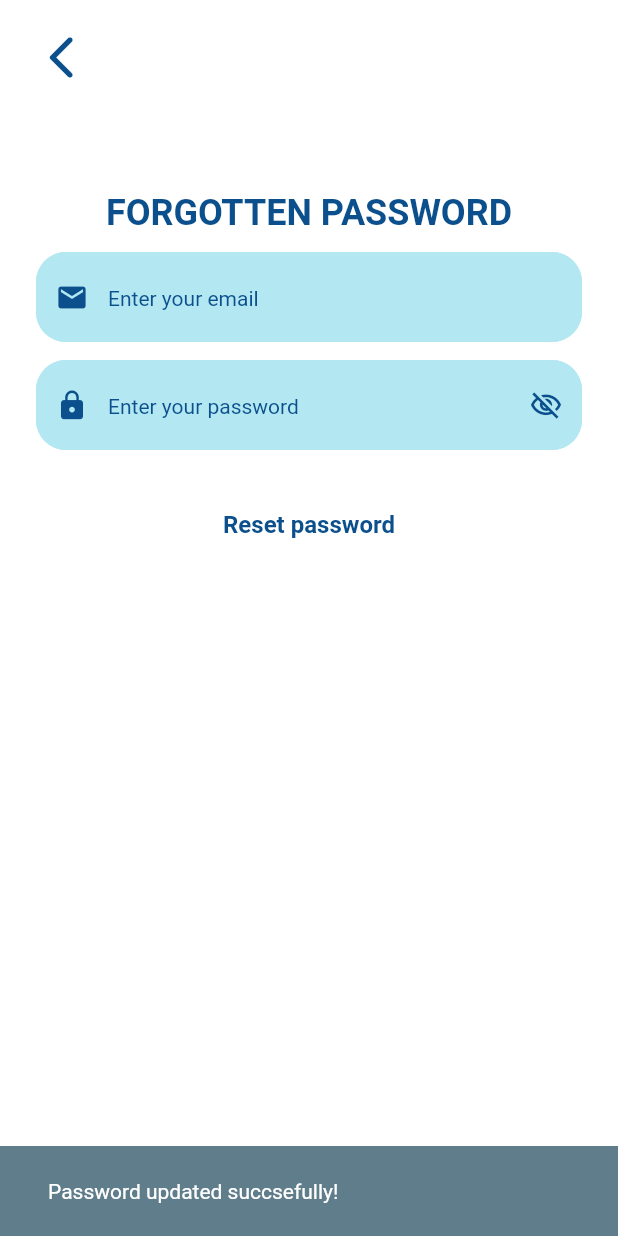
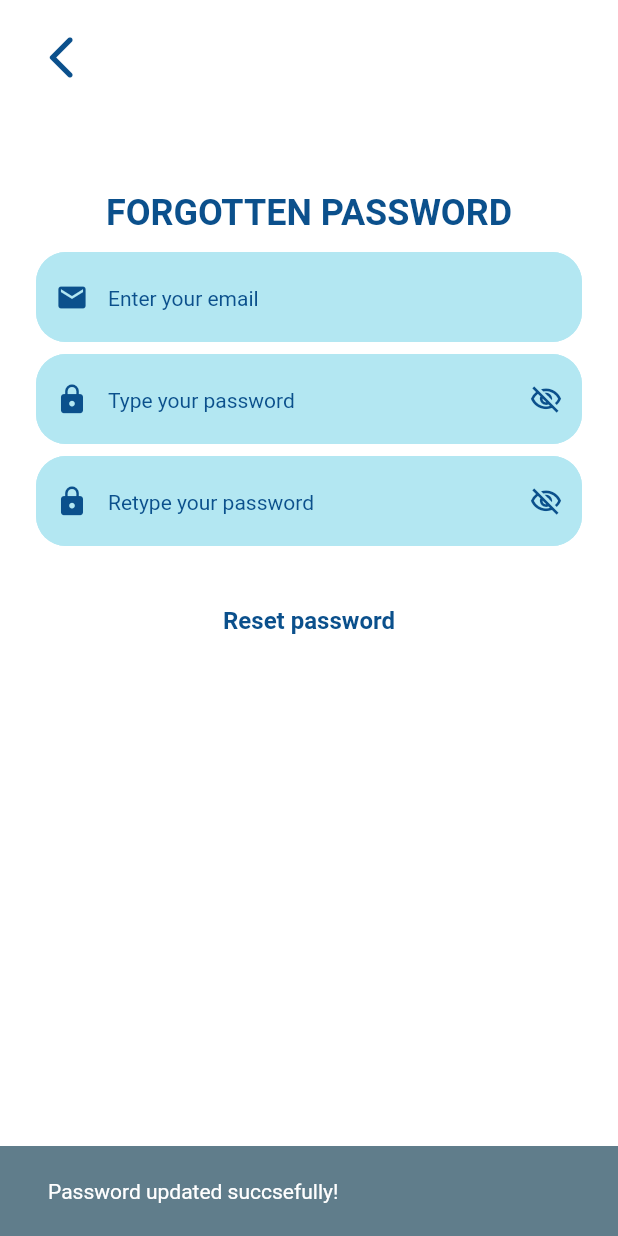
Before and after one commit to milein4u/BeAwareApp, a Flutter app: the ForgottenPasswordWidget screen opened directly, after a tap on "Reset password", on a phone screen of 412 x 824 dp. Run offline on Flutter 3.47's test engine with Material 2 defaults, Android fonts, the phone set to English and light mode, and no system bars; our stand-ins replace cloud_firestore, dio, firebase_auth, firebase_core, google_maps_flutter, location and 1 more; missing offline and left inert: flutter_sms; accounts and stored records are empty; Roboto replaces fonts that are missing (Poppins).

Commit message:
Formatted code

```diff
--- a/lib/Pages/FunctionalitiesPages/emergency_contacts_page.dart
+++ b/lib/Pages/FunctionalitiesPages/emergency_contacts_page.dart
@@ -58,7 +58,9 @@ class _EmergencyContactsPageWidgetState
   }
 
   Future<List<DocumentSnapshot>> fetchItems() async {
-    final QuerySnapshot snapshot = await collectionRef.get();
+    final QuerySnapshot snapshot = await collectionRef
+        .orderBy("created", descending: true)
+        .get();
 
     return snapshot.docs;
   }
@@ -407,6 +409,7 @@ class _EmergencyContactsPageWidgetState
                       child: ListTile(
                         leading: const Icon(
                           Icons.person,
+                          color: Color(0xFF0B508C),
                           size: 36,
                         ),
                         title: Text(
--- a/lib/Pages/LoginPage/forgotten_password.dart
+++ b/lib/Pages/LoginPage/forgotten_password.dart
@@ -1,6 +1,7 @@
 import 'dart:convert';
 import 'package:cloud_firestore/cloud_firestore.dart';
 import 'package:crypto/crypto.dart';
+import 'package:flutter/foundation.dart';
 import 'package:flutter/material.dart';
 
 class ForgottenPasswordWidget extends StatefulWidget {
@@ -15,16 +16,21 @@ class _ForgottenPasswordWidgetState extends State<ForgottenPasswordWidget> {
   final scaffoldKey = GlobalKey<ScaffoldState>();
   final newPasswordController = TextEditingController();
   final emailController = TextEditingController();
+  TextEditingController? confirmPasswordController;
   late bool passwordVisibility;
+  late bool confirmPasswordVisibility;
 
   @override
   void initState() {
     super.initState();
+    confirmPasswordController = TextEditingController();
+    confirmPasswordVisibility = false;
     passwordVisibility = false;
   }
 
   @override
   void dispose() {
+    confirmPasswordController?.dispose();
     newPasswordController.dispose();
     emailController.dispose();
     super.dispose();
@@ -34,16 +40,14 @@ class _ForgottenPasswordWidgetState extends State<ForgottenPasswordWidget> {
     String email = emailController.text;
     String newPassword = newPasswordController.text;
 
-    // Find the user document in Firestore using the email field
+    if(confirmedPassword()){
       QuerySnapshot querySnapshot = await FirebaseFirestore.instance
           .collection('users')
           .where('email', isEqualTo: email)
           .get();
 
       if (querySnapshot.docs.isNotEmpty) {
-      // Get the first document found (assuming unique email addresses)
         String userId = querySnapshot.docs[0].id;
-      // Update the password field in Firestore
         await FirebaseFirestore.instance
             .collection('users')
             .doc(userId)
@@ -73,12 +77,33 @@ class _ForgottenPasswordWidgetState extends State<ForgottenPasswordWidget> {
       }
     }
 
+  }
+
   String hashPassword(String password) {
     List<int> bytes = utf8.encode(password); // Convert the password to bytes
     Digest sha256Result = sha256.convert(bytes); // Hash the bytes using SHA-256
     String hashedPassword =
         sha256Result.toString(); // Convert the hashed result to a string
     return hashedPassword;
+  }
+
+  bool confirmedPassword() {
+    if (newPasswordController.text != confirmPasswordController?.text) {
+      if (kDebugMode) {
+        print(newPasswordController.text);
+        print(confirmPasswordController?.text);
+
+      }ScaffoldMessenger.of(context).showSnackBar(
+        const SnackBar(
+          content: Text(
+            'Passwords don\'t match!',
+          ),
+        ),
+      );
+      return false;
+    } else {
+      return true;
+    }
   }
 
   @override
@@ -186,7 +211,7 @@ class _ForgottenPasswordWidgetState extends State<ForgottenPasswordWidget> {
             ),
           ),
           Padding(
-            padding: const EdgeInsetsDirectional.fromSTEB(24, 12, 24, 0),
+            padding: const EdgeInsetsDirectional.fromSTEB(24, 8, 24, 0),
             child: Container(
               width: double.infinity,
               height: 60,
@@ -198,9 +223,62 @@ class _ForgottenPasswordWidgetState extends State<ForgottenPasswordWidget> {
                 controller: newPasswordController,
                 obscureText: !passwordVisibility,
                 decoration: InputDecoration(
-                  prefixIcon: const Icon(Icons.lock,
-                      color: Color(0xFF0B508C), size: 22),
-                  hintText: 'Enter your password',
+                  prefixIcon:
+                  const Icon(Icons.lock, color: Color(0xFF0B508C), size: 22),
+                  hintText: 'Type your password',
+                  hintStyle: const TextStyle(
+                    fontFamily: 'Poppins',
+                    color: Color(0xFF0B508C),
+                    fontSize: 14,
+                    fontWeight: FontWeight.normal,
+                  ),
+                  enabledBorder: OutlineInputBorder(
+                    borderSide: const BorderSide(
+                      color: Color(0x00000000),
+                      width: 0,
+                    ),
+                    borderRadius: BorderRadius.circular(20),
+                  ),
+                  focusedBorder: OutlineInputBorder(
+                    borderRadius: BorderRadius.circular(20),
+                    borderSide: const BorderSide(
+                      color: Color(0x00000000),
+                      width: 0,
+                    ),
+                  ),
+                  filled: true,
+                  fillColor: const Color(0xFFB3E7F2),
+                  contentPadding:
+                  const EdgeInsetsDirectional.fromSTEB(24, 24, 20, 24),
+                  suffixIcon: InkWell(
+                    focusNode: FocusNode(skipTraversal: true),
+                    child: const Icon(
+                      Icons.visibility_off_outlined,
+                      color: Color(0xFF0B508C),
+                      size: 22,
+                    ),
+                  ),
+                ),
+                maxLines: 1,
+              ),
+            ),
+          ),
+          Padding(
+            padding: const EdgeInsetsDirectional.fromSTEB(24, 8, 24, 0),
+            child: Container(
+              width: double.infinity,
+              height: 60,
+              decoration: BoxDecoration(
+                color: const Color(0xFFB3E7F2),
+                borderRadius: BorderRadius.circular(20),
+              ),
+              child: TextFormField(
+                controller: confirmPasswordController,
+                obscureText: !confirmPasswordVisibility,
+                decoration: InputDecoration(
+                  prefixIcon:
+                  const Icon(Icons.lock, color: Color(0xFF0B508C), size: 22),
+                  hintText: 'Retype your password',
                   hintStyle: const TextStyle(
                     fontFamily: 'Poppins',
                     color: Color(0xFF0B508C),
--- a/lib/Pages/MainPages/map_home_page.dart
+++ b/lib/Pages/MainPages/map_home_page.dart
@@ -1,3 +1,4 @@
+import '../../icons/custom_icons_icons.dart';
 import '../FunctionalitiesPages/emergency_contacts_page.dart';
 import '../FunctionalitiesPages/mark_history_page.dart';
 import 'dart:async';
@@ -153,15 +154,11 @@ class _MapHomePageWidgetState extends State<MapHomePageWidget> {
     Response response = await dio.get(apiref); //send get request to API URL
 
     if (response.statusCode == 200) {
-      //if connection is successful
-      Map data = response.data; //get response data
+      Map data = response.data;
       if (data["status"] == "OK") {
-        //if status is "OK" returned from REST API
         if (data["results"].length > 0) {
-          //if there is at least one address
-          Map result = data["results"][0]; //select the first address
-
-          address = result["formatted_address"]; //get the address
+          Map result = data["results"][0];
+          address = result["formatted_address"];
         }
       } else {
         if (kDebugMode) {
@@ -403,7 +400,7 @@ class _MapHomePageWidgetState extends State<MapHomePageWidget> {
               // _sendLocationSMS();
               _sendSMS(smsTextLocation(message, _currentPosition), recipents);
             },
-            icon: const Icon(Icons.sos),
+            icon: const Icon(CustomIcons.welcome_logo),
           ),
         ),
         body: Stack(
@@ -465,7 +462,7 @@ class _MapHomePageWidgetState extends State<MapHomePageWidget> {
                           return const MarkHistoryPageWidget();
                         }));
                       },
-                      icon: const Icon(Icons.pin_drop_sharp),
+                      icon: const Icon(Icons.list),
                     ),
                     const Text(
                       "Mark history",
--- /dev/null
+++ b/lib/icons/custom_icons_icons.dart
@@ -0,0 +1,25 @@
+/// Flutter icons CustomIcons
+/// Copyright (C) 2023 by original authors @ fluttericon.com, fontello.com
+/// This font was generated by FlutterIcon.com, which is derived from Fontello.
+///
+/// To use this font, place it in your fonts/ directory and include the
+/// following in your pubspec.yaml
+///
+/// flutter:
+///   fonts:
+///    - family:  CustomIcons
+///      fonts:
+///       - asset: fonts/CustomIcons.ttf
+///
+///
+///
+import 'package:flutter/widgets.dart';
+
+class CustomIcons {
+  CustomIcons._();
+
+  static const _kFontFam = 'CustomIcons';
+  static const String? _kFontPkg = null;
+
+  static const IconData welcome_logo = IconData(0xe800, fontFamily: _kFontFam, fontPackage: _kFontPkg);
+}
```
Also changed, not shown: pubspec.yaml (+7 -1 lines), fonts/CustomIcons.ttf (added), pubspec.lock. Lines whose indentation alone changed are shown as unchanged.
